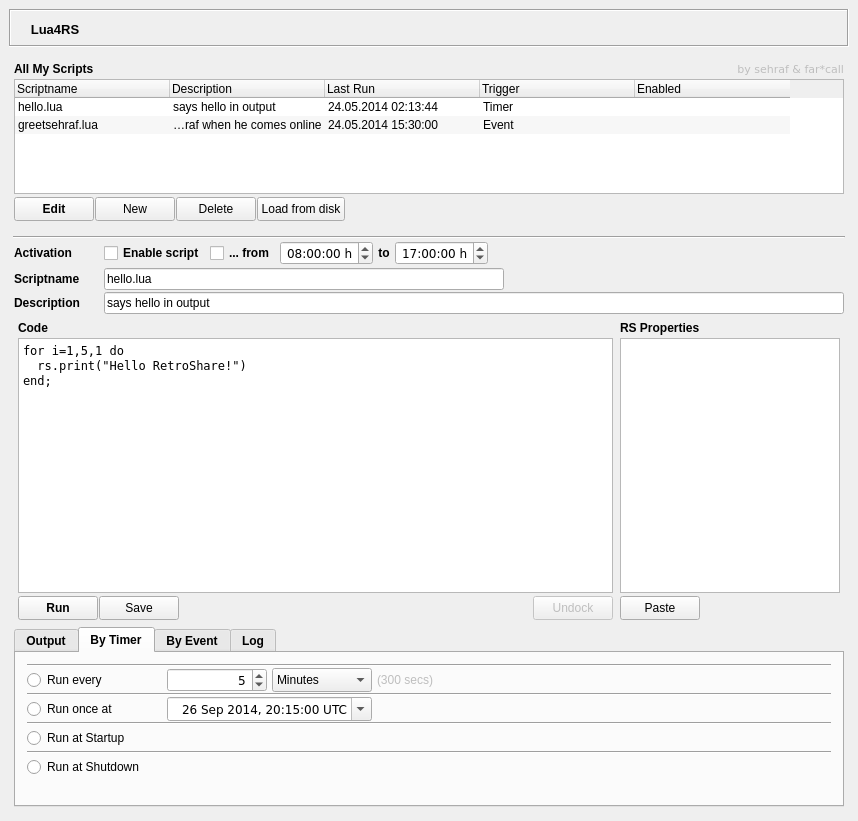
Old version of the form Lua4RSWidget.ui in the repository RetroShare/Lua4RS.
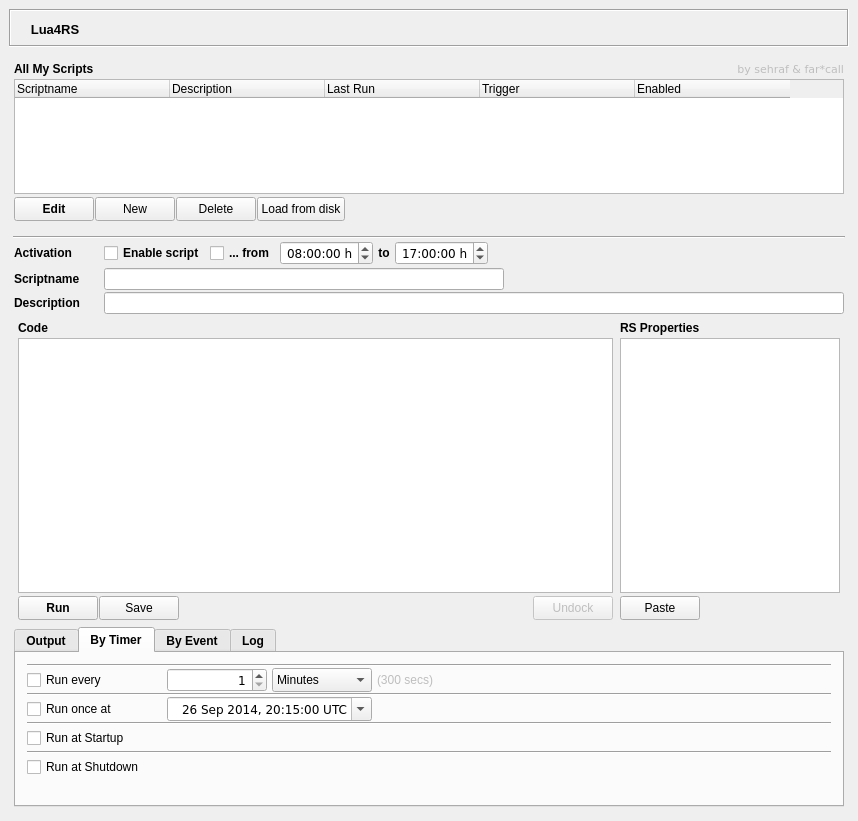
New version of the form. The open tabs and pages were chosen to show the change. Icons and pictures are not drawn.

The edit to the form file:
```diff
--- a/Lua4RSWidget.ui
+++ b/Lua4RSWidget.ui
@@ -320,7 +320,7 @@
             <bool>false</bool>
            </property>
            <property name="rowCount">
-            <number>2</number>
+            <number>0</number>
            </property>
            <property name="columnCount">
             <number>5</number>
@@ -349,8 +349,6 @@
            <attribute name="verticalHeaderMinimumSectionSize">
             <number>17</number>
            </attribute>
-           <row/>
-           <row/>
            <column>
             <property name="text">
              <string>Scriptname</string>
@@ -391,65 +389,6 @@
              <set>AlignLeft|AlignVCenter</set>
             </property>
            </column>
-           <item row="0" column="0">
-            <property name="text">
-             <string>hello.lua</string>
-            </property>
-           </item>
-           <item row="0" column="1">
-            <property name="text">
-             <string>says hello in output</string>
-            </property>
-           </item>
-           <item row="0" column="2">
-            <property name="text">
-             <string>24.05.2014 02:13:44</string>
-            </property>
-           </item>
-           <item row="0" column="3">
-            <property name="text">
-             <string>Timer</string>
-            </property>
-            <property name="textAlignment">
-             <set>AlignLeft|AlignVCenter</set>
-            </property>
-           </item>
-           <item row="0" column="4">
-            <property name="text">
-             <string/>
-            </property>
-            <property name="checkState">
-             <enum>Unchecked</enum>
-            </property>
-           </item>
-           <item row="1" column="0">
-            <property name="text">
-             <string>greetsehraf.lua</string>
-            </property>
-           </item>
-           <item row="1" column="1">
-            <property name="text">
-             <string>greets sehraf when he comes online</string>
-            </property>
-           </item>
-           <item row="1" column="2">
-            <property name="text">
-             <string>24.05.2014 15:30:00</string>
-            </property>
-           </item>
-           <item row="1" column="3">
-            <property name="text">
-             <string>Event</string>
-            </property>
-           </item>
-           <item row="1" column="4">
-            <property name="text">
-             <string/>
-            </property>
-            <property name="checkState">
-             <enum>Unchecked</enum>
-            </property>
-           </item>
           </widget>
          </item>
         </layout>
@@ -887,7 +826,7 @@
             <string>The filename of this script in your script folder</string>
            </property>
            <property name="text">
-            <string>hello.lua</string>
+            <string/>
            </property>
            <property name="maxLength">
             <number>80</number>
@@ -934,7 +873,7 @@
             <string>Enter a description of this script to remember what it is doing</string>
            </property>
            <property name="text">
-            <string>says hello in output</string>
+            <string/>
            </property>
           </widget>
          </item>
@@ -1011,9 +950,7 @@
                 <enum>Qt::ScrollBarAsNeeded</enum>
                </property>
                <property name="plainText">
-                <string>for i=1,5,1 do
-  rs.print(&quot;Hello RetroShare!&quot;)
-end;</string>
+                <string/>
                </property>
                <property name="tabStopWidth">
                 <number>20</number>
@@ -1427,7 +1364,7 @@
                   <number>5</number>
                  </property>
                  <item>
-                  <widget class="QRadioButton" name="rb_every">
+                  <widget class="QCheckBox" name="cb_every">
                    <property name="minimumSize">
                     <size>
                      <width>135</width>
@@ -1500,7 +1437,7 @@
                     <number>9999</number>
                    </property>
                    <property name="value">
-                    <number>5</number>
+                    <number>1</number>
                    </property>
                   </widget>
                  </item>
@@ -1613,7 +1550,7 @@
                   <number>5</number>
                  </property>
                  <item>
-                  <widget class="QRadioButton" name="rb_once">
+                  <widget class="QCheckBox" name="cb_once">
                    <property name="minimumSize">
                     <size>
                      <width>135</width>
@@ -1708,7 +1645,7 @@
                   <number>5</number>
                  </property>
                  <item>
-                  <widget class="QRadioButton" name="rb_startup">
+                  <widget class="QCheckBox" name="cb_startup">
                    <property name="sizePolicy">
                     <sizepolicy hsizetype="Minimum" vsizetype="Fixed">
                      <horstretch>0</horstretch>
@@ -1772,7 +1709,7 @@
                   <number>5</number>
                  </property>
                  <item>
-                  <widget class="QRadioButton" name="rb_shutdown">
+                  <widget class="QCheckBox" name="cb_shutdown">
                    <property name="sizePolicy">
                     <sizepolicy hsizetype="Minimum" vsizetype="Fixed">
                      <horstretch>0</horstretch>
```
Left out of the diff: 297 changed lines with no effect on the pictures.
